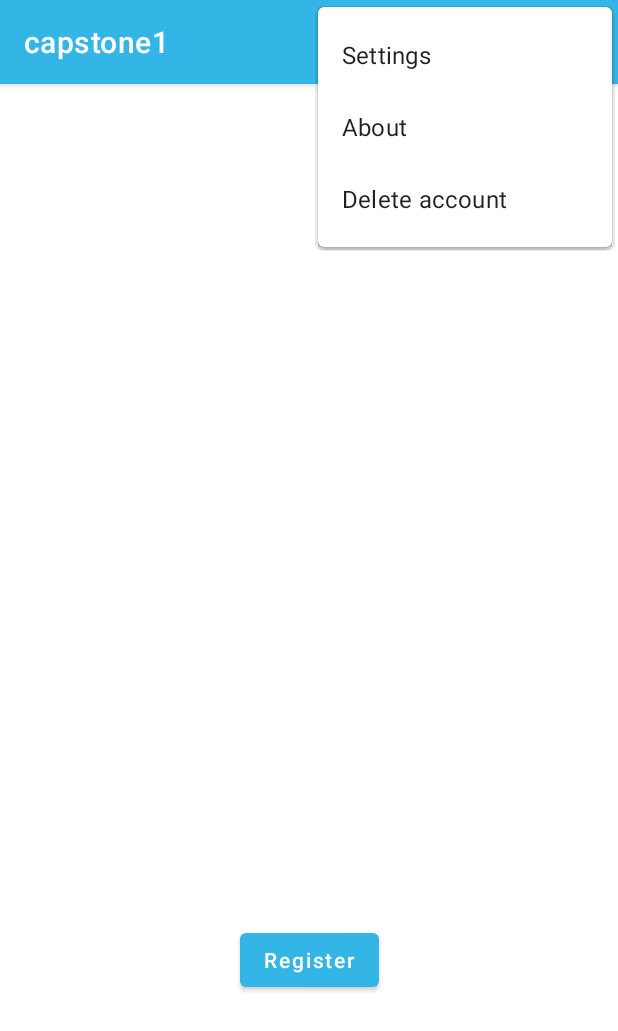
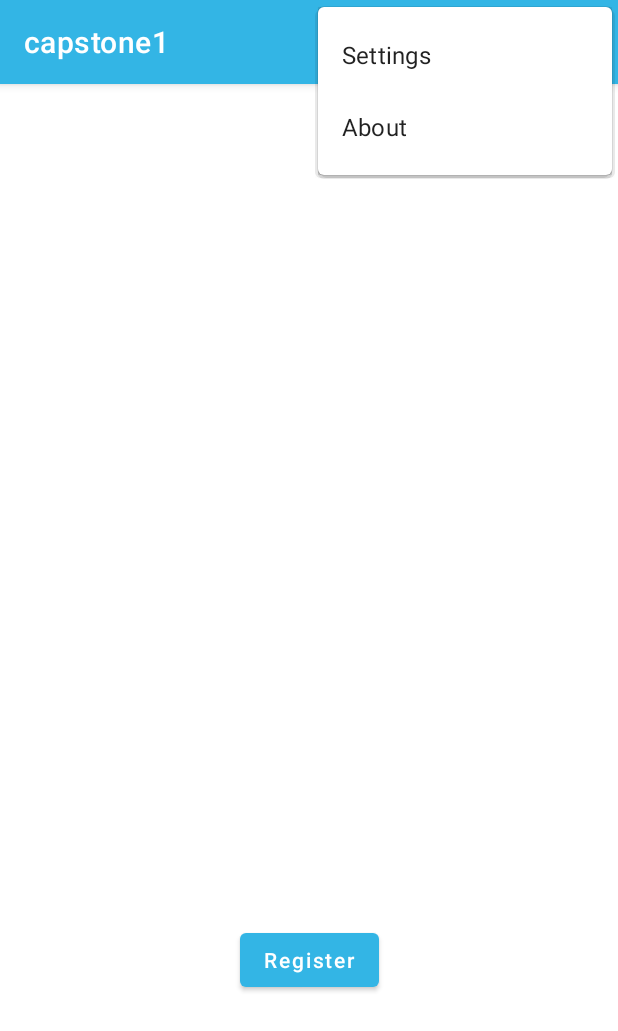
Before and after one commit to Orestis-Papadopoulos/Capstone_Mobile_1, an Android app: the screen it shows after launch (MainActivity), with the options menu open, on a phone screen of 412 x 824 dp. Shown: the top 1031 px of the screen. Run offline under Robolectric (Android 15) with nearby library versions, the phone set to English and light mode, and no system bars; our stand-ins replace Volley; libraries missing offline, so code that uses them is left out: com.journeyapps.barcodescanner; 2 statements that could not run were skipped.

Commit message:
Seems to work good. Activity does not reopen if app is open and card is scanned.

```diff
--- a/app/src/main/java/edu/acg/o/papadopoulos/capstone1/MainActivity.java
+++ b/app/src/main/java/edu/acg/o/papadopoulos/capstone1/MainActivity.java
@@ -2,6 +2,7 @@ package edu.acg.o.papadopoulos.capstone1;
 
 import android.annotation.SuppressLint;
 import android.app.AlertDialog;
+import android.app.PendingIntent;
 import android.content.Context;
 import android.content.Intent;
 import android.net.wifi.WifiManager;
@@ -36,17 +37,23 @@ import java.util.Arrays;
 import java.util.HashMap;
 import java.util.Map;
 
-
 public class MainActivity extends AppCompatActivity {
 
+    private NfcAdapter nfcAdapter;
+    private WifiManager wifiManager;
     private Button btn_register_sign_in;
     private final String server_url = "http://192.168.2.59/capstone/register_user.php";
-    private NfcAdapter nfcAdapter;
-    private WifiManager wifiManager;
-
     private String qr_code_data = "", uuid = "", proximity_card_id = "", session_id = "";
     final String uuid_file = "user_uuid";
-    boolean uuid_file_exists;
+    boolean uuid_file_exists = false;
+    private AlertDialog scanCardDialog; // might need to show/hide multiple times
+
+    // use PendingIntent, and ForegroundDispatch to prevent Activity from reopening if card is scanned while app is open
+
+    // the app can open auto if card is scanned
+    // if the app is opened manually, wait for card to be scanned with this Intent
+    private PendingIntent cardWasScanned;
+    private Tag tag;
 
     @RequiresApi(api = Build.VERSION_CODES.LOLLIPOP)
     @Override
@@ -82,21 +89,32 @@ public class MainActivity extends AppCompatActivity {
                     .show();
         }
 
-        // 3: onResume()
+        // 3: onResume() called
 
         // 4: check if app-specific file exists; if it does, the user has been registered
         String[] app_specific_files = getApplicationContext().fileList();
         uuid_file_exists = Arrays.asList(app_specific_files).contains(uuid_file);
 
-        // if the user is registered, change btn text
-        if (uuid_file_exists) btn_register_sign_in.setText(R.string.sign_in);
+        // 5: if the user is registered, change btn text
+        if (uuid_file_exists) {
+            supportInvalidateOptionsMenu();
+            btn_register_sign_in.setText(R.string.sign_in);
+        }
 
-        // todo: use the foreground dispatch system (reason: if the app is open, do not reopen the activity)
+        cardWasScanned = PendingIntent.getActivity(this,0,
+                new Intent(this, this.getClass()).addFlags(Intent.FLAG_ACTIVITY_SINGLE_TOP),0);
 
+        scanCardDialog = new AlertDialog.Builder(this)
+                .setTitle("Scan Your Card")
+                .setMessage("Put your card on the back of your phone")
+                .setNegativeButton("Cancel", (dialog, id) -> {})
+                .create();
+
+        // try block executes successfully if app opens with scan
         try {
-            Tag tag = getIntent().getParcelableExtra(NfcAdapter.EXTRA_TAG);
+            tag = getIntent().getParcelableExtra(NfcAdapter.EXTRA_TAG);
             proximity_card_id = tag.getId().toString();
-            if (!proximity_card_id.equals("")) addCardIdToDatabase();
+            notification("Card scan caused app to open");
         } catch (Exception e) {
             e.printStackTrace();
         }
@@ -126,6 +144,15 @@ public class MainActivity extends AppCompatActivity {
                     })
                     .show();
         }
+
+        // enable the foreground dispatch to wait for card scan
+        nfcAdapter.enableForegroundDispatch(this, cardWasScanned,null,null);
+    }
+
+    @Override
+    protected void onPause() {
+        super.onPause();
+        nfcAdapter.disableForegroundDispatch(this);
     }
 
     @Override
@@ -133,6 +160,17 @@ public class MainActivity extends AppCompatActivity {
         super.onNewIntent(intent);
         // for opening the app when an NFC tag is detected
         setIntent(intent);
+
+        // called when card is scanned while app is open
+        try {
+            tag = getIntent().getParcelableExtra(NfcAdapter.EXTRA_TAG);
+            proximity_card_id = tag.getId().toString();
+            if (!uuid.equals("")) updateCardInDatabase();
+            scanCardDialog.cancel();
+            notification("Card scanned while app open");
+        } catch (Exception e) {
+            e.printStackTrace();
+        }
     }
 
     @Override
@@ -148,20 +186,31 @@ public class MainActivity extends AppCompatActivity {
         // Handle item selection
         switch (item.getItemId()) {
             case R.id.settings_option:
-                notification("Settings was clicked");
+                notification("No Settings yet");
             case R.id.about_option:
-                notification("About was clicked");
+                notification("No About yet");
             case R.id.delete_account_option:
                 if (uuid_file_exists) {
                     File file = new File(this.getFilesDir(), uuid_file);
                     file.delete();
-                    notification("Delete Account was clicked");
+                    uuid_file_exists = false;
+                    btn_register_sign_in.setText(R.string.register);
+                    // update options menu >> hide "Delete account" option
+                    supportInvalidateOptionsMenu();
+                    notification("uuid deleted from app-specific storage");
                 }
             default:
                 return super.onOptionsItemSelected(item);
         }
     }
 
+    // for changes during runtime
+    @Override
+    public boolean onPrepareOptionsMenu(Menu menu) {
+        super.onPrepareOptionsMenu(menu);
+        menu.findItem(R.id.delete_account_option).setVisible(uuid_file_exists);
+        return false;
+    }
 
     public void notification(String message) {
         Toast.makeText(getApplicationContext(), message, Toast.LENGTH_LONG).show();
@@ -169,7 +218,7 @@ public class MainActivity extends AppCompatActivity {
 
     private void openQRCodeScanner() {
         ScanOptions options = new ScanOptions();
-        options.setPrompt("Press volume up to turn flash on\n");
+        options.setPrompt("Press volume up to turn flash on\n\n\n\n\n\n\n\n");
         options.setBeepEnabled(true);
         options.setOrientationLocked(true);
         options.setCaptureActivity(CaptureAct.class);
@@ -187,26 +236,14 @@ public class MainActivity extends AppCompatActivity {
         } else {
             // the user is not registered, so the QR code corresponds to uuid
             uuid = qr_code_data;
-            try (FileOutputStream fileOutputStream = this.openFileOutput(uuid_file, Context.MODE_PRIVATE)) {
-                fileOutputStream.write(uuid.getBytes());
-            } catch (IOException e) {
-                e.printStackTrace();
+            if (!proximity_card_id.equals("")) updateCardInDatabase();
+            else {
+                scanCardDialog.show();
             }
-        }
-
-        if (!proximity_card_id.equals("")) addCardIdToDatabase();
-        else {
-            // prompt user to scan their card, and then execute the following
-            new AlertDialog.Builder(MainActivity.this)
-                    .setTitle("Scan Your NFC Card")
-                    .setMessage("Put your card on the back of your phone.")
-                    .setNegativeButton("Cancel", (dialog, id) -> {
-                    })
-                    .show();
         }
     });
 
-    public void addCardIdToDatabase() {
+    public void updateCardInDatabase() {
         // POST uuid and proximity card id to XAMPP server
         // there, a PHP script will add to the user with uuid the proximity card id
         StringRequest stringRequest = new StringRequest(Request.Method.POST, server_url, new Response.Listener<String>() {
@@ -220,15 +257,28 @@ public class MainActivity extends AppCompatActivity {
                 notification("onErrorResponse() called");
                 error.printStackTrace();
             }
-        }){
+        }) {
             @Override
             protected Map<String, String> getParams() throws AuthFailureError {
-                Map <String,String> Params = new HashMap<>();
+                Map<String, String> Params = new HashMap<>();
                 Params.put("qr_code_uuid", uuid);
                 Params.put("proximity_card_id", proximity_card_id);
                 return Params;
             }
         };
         Singleton.getInstance(MainActivity.this).addToRequestQueue(stringRequest);
+
+        // registration is complete
+        btn_register_sign_in.setText(R.string.sign_in);
+
+        try (FileOutputStream fileOutputStream = this.openFileOutput(uuid_file, Context.MODE_PRIVATE)) {
+            fileOutputStream.write(uuid.getBytes());
+            uuid_file_exists = true;
+        } catch (IOException e) {
+            e.printStackTrace();
+        }
+
+        // update options menu >> make "Delete account" option visible
+        supportInvalidateOptionsMenu();
     }
 }
--- a/app/src/main/res/menu/options_menu.xml
+++ b/app/src/main/res/menu/options_menu.xml
@@ -6,6 +6,7 @@
     <item android:id="@+id/about_option"
         android:title="@string/about" />
     <item android:id="@+id/delete_account_option"
-        android:title="@string/delete_account" />
+        android:title="@string/delete_account"
+        android:visible="false"/>
 
 </menu>
```
